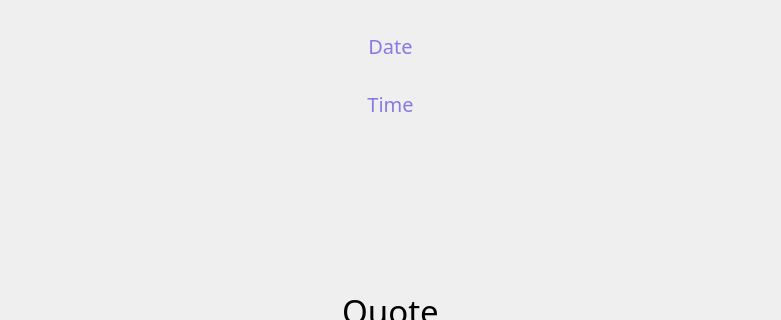
First picture: the form in welcomescreen.ui, repository Nicholas-LeBoeuf/RemoteWorkouts, before the edit; both pictures show x 0 to 781 and y 0 to 320 of the 781 by 611 pixel window.
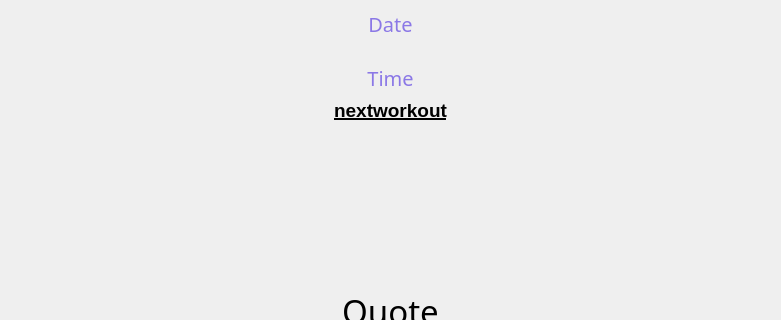
Second picture: the form after the edit. Icons and pictures are not drawn.

Diff of the .ui file:
```diff
--- a/welcomescreen.ui
+++ b/welcomescreen.ui
@@ -108,9 +108,9 @@
    <property name="geometry">
     <rect>
      <x>0</x>
-     <y>30</y>
+     <y>10</y>
      <width>781</width>
-     <height>90</height>
+     <height>113</height>
     </rect>
    </property>
    <layout class="QVBoxLayout" name="verticalLayout">
@@ -173,6 +173,27 @@
       </property>
      </widget>
     </item>
+    <item>
+     <widget class="QLabel" name="notif">
+      <property name="font">
+       <font>
+        <pointsize>14</pointsize>
+        <weight>75</weight>
+        <bold>true</bold>
+        <underline>true</underline>
+       </font>
+      </property>
+      <property name="text">
+       <string>nextworkout</string>
+      </property>
+      <property name="textFormat">
+       <enum>Qt::PlainText</enum>
+      </property>
+      <property name="alignment">
+       <set>Qt::AlignCenter</set>
+      </property>
+     </widget>
+    </item>
    </layout>
   </widget>
   <zorder>layoutWidget</zorder>
```
